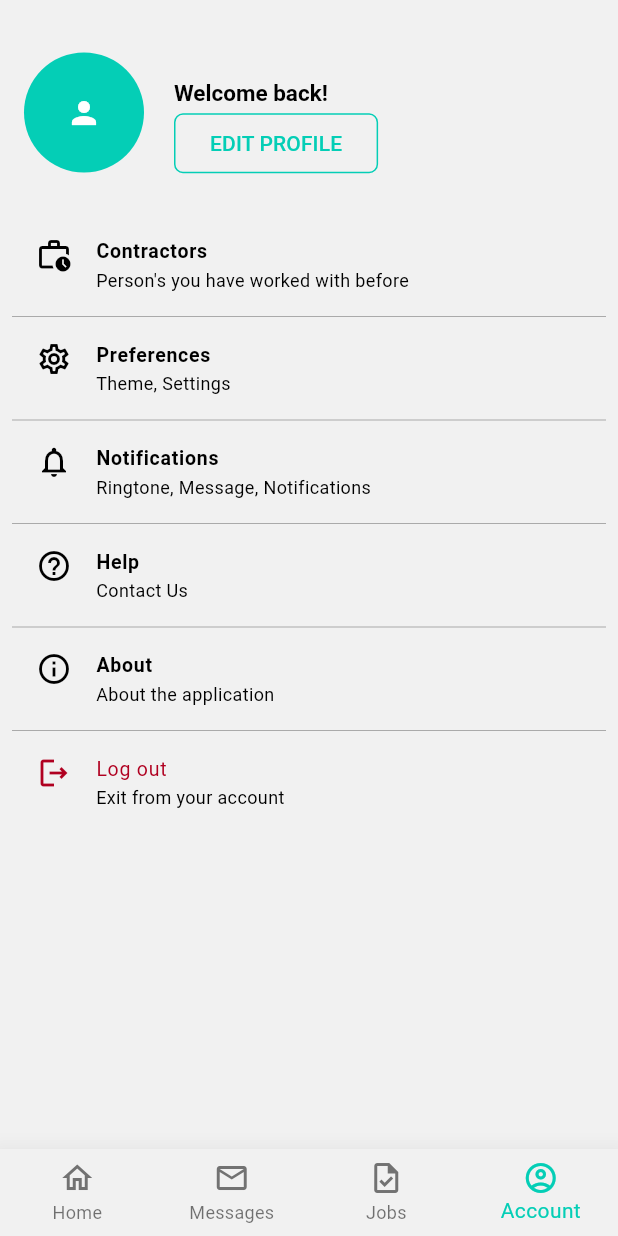
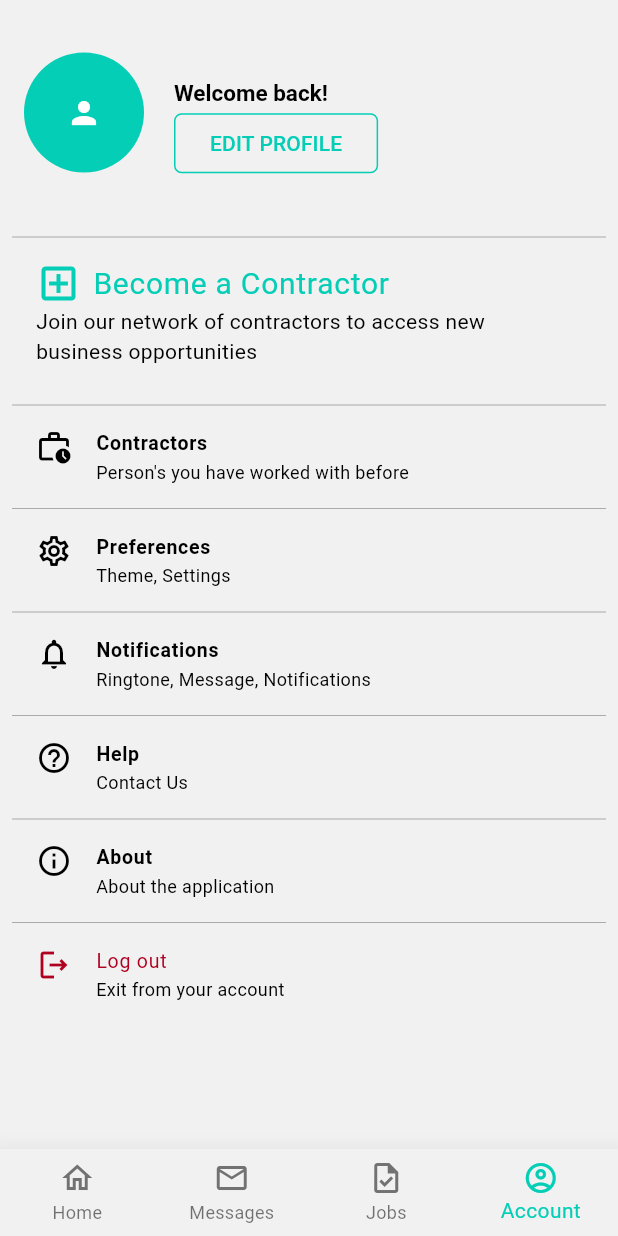
Before and after one commit to kzjstudio/bimlinkz_mobile_app, a Flutter app: the screen it shows once a user with an empty profile is signed in, item 4 of the bottom bar chosen, on a phone screen of 412 x 824 dp. Run offline on Flutter 3.47's test engine with Material 3 defaults, Android fonts, the phone set to English and light mode, and no system bars; our stand-ins replace cloud_firestore, firebase_auth, firebase_core, get, google_fonts, loading_indicator and 2 more; accounts and stored records are empty.

Commit message:
working on contractor form

```diff
--- a/lib/screens/mobile/account_screen.dart
+++ b/lib/screens/mobile/account_screen.dart
@@ -1,19 +1,18 @@
 import 'package:bimlinkz_mobile_app/Controllers/auth_controller.dart';
 import 'package:bimlinkz_mobile_app/screens/mobile/about_us_screen.dart';
 import 'package:bimlinkz_mobile_app/screens/mobile/contact_us_screen.dart';
+import 'package:bimlinkz_mobile_app/screens/mobile/contractor_form_screen.dart';
 import 'package:bimlinkz_mobile_app/screens/mobile/contractor_screen.dart';
 import 'package:bimlinkz_mobile_app/screens/mobile/notifications.dart';
 import 'package:bimlinkz_mobile_app/screens/mobile/preferences.dart';
 import 'package:bimlinkz_mobile_app/screens/mobile/profile.dart';
+import 'package:bimlinkz_mobile_app/theme.dart';
 import 'package:bimlinkz_mobile_app/widgets/list_button.dart';
 import 'package:flutter/material.dart';
 import 'package:get/get.dart';
 
 class AccountScreen extends StatelessWidget {
   final AuthController c = Get.find();
-
-  var data;
-  var isLoaded = false.obs;
 
   AccountScreen({super.key});
 
@@ -45,12 +44,12 @@ class AccountScreen extends StatelessWidget {
                       style: ButtonStyle(
                           shape: MaterialStatePropertyAll(
                               RoundedRectangleBorder(
-                                  borderRadius: BorderRadius.circular(6)))),
+                                  borderRadius: BorderRadius.circular(5)))),
                       onPressed: () {
                         Get.to(() => const UserProfilePage(),
                             transition: Transition.leftToRightWithFade);
                       },
-                      child: const Text('EDIT PROFILE'))
+                      child: const Text('EDIT PROFILE')),
                 ],
               )
             ],
@@ -63,6 +62,40 @@ class AccountScreen extends StatelessWidget {
             child: Column(
               crossAxisAlignment: CrossAxisAlignment.start,
               children: [
+                Divider(
+                  thickness: .2,
+                  color: Theme.of(context).colorScheme.shadow,
+                ),
+                ListTile(
+                    onTap: () {
+                      Get.to(() => ContractorForm(),
+                          transition: Transition.rightToLeftWithFade);
+                    },
+                    title: const Row(
+                      children: [
+                        Icon(
+                          Icons.add_box_outlined,
+                          color: AppColors.primary,
+                          size: 30,
+                        ),
+                        SizedBox(
+                            width: 8), // Space between the icon and the text
+                        Text(
+                          'Become a Contractor',
+                          style:
+                              TextStyle(color: AppColors.primary, fontSize: 20),
+                        ),
+                      ],
+                    ),
+                    subtitle: const Text(
+                        "Join our network of contractors to access new business opportunities")),
+                const SizedBox(
+                  height: 10,
+                ),
+                Divider(
+                  thickness: .2,
+                  color: Theme.of(context).colorScheme.shadow,
+                ),
                 ListButton(
                     tapped: () {
                       Get.to(() => ContractorsPage(),
```
Also changed, not shown: lib/screens/mobile/contractor_form_screen.dart (added, +178 -0 lines).
